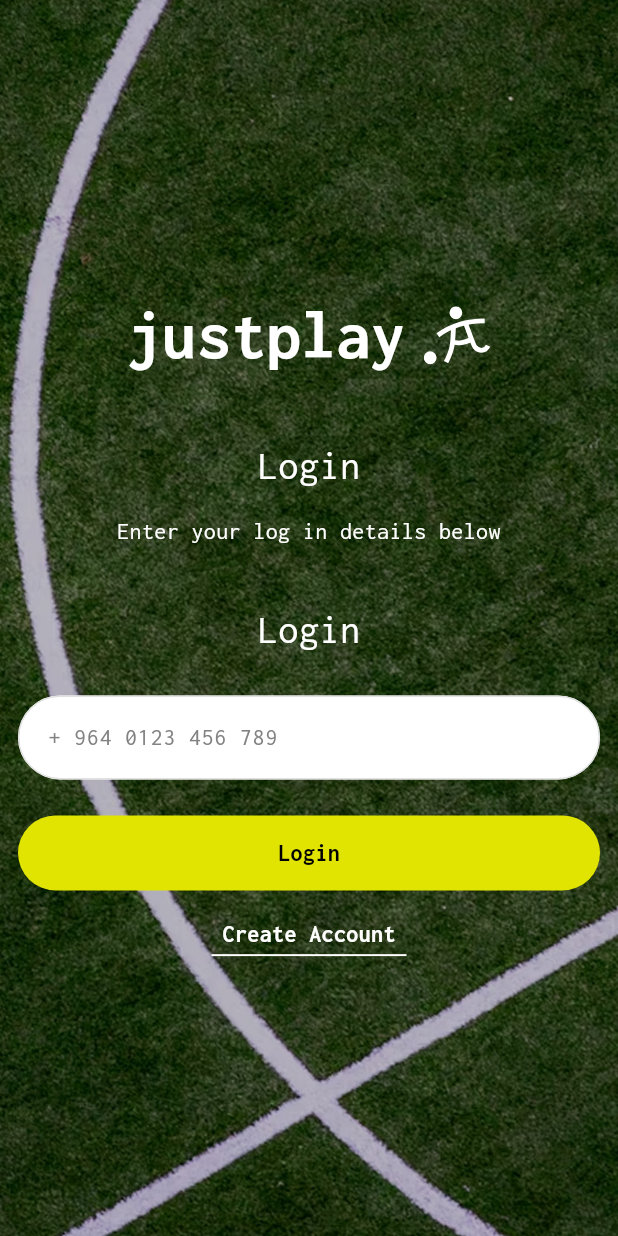
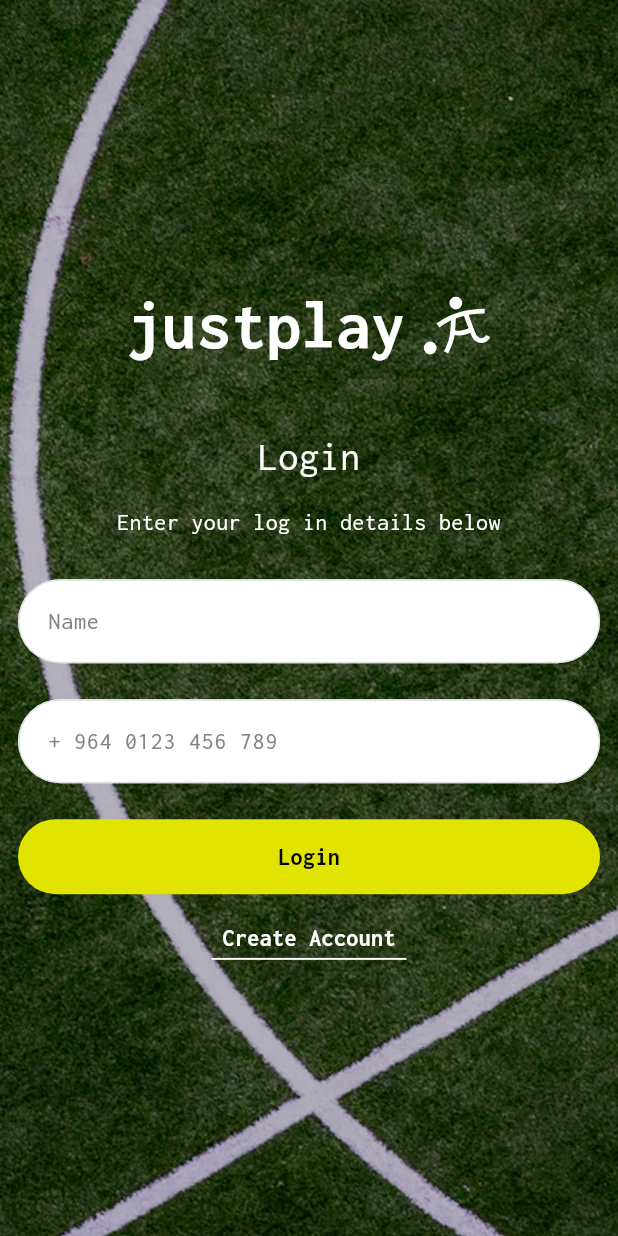
Before and after one commit to FSDTeam-SAA/flutter_justplay, a Flutter app: the screen it shows after launch, after a tap on "Login", on a phone screen of 412 x 824 dp. Run offline on Flutter 3.47's test engine with Material 3 defaults, Android fonts, the phone set to English and light mode, and no system bars; our stand-ins replace cached_network_image, connectivity_plus, dartz, dio, equatable, file_picker and 9 more; missing offline and left inert: flutx_core; accounts and stored records are empty; network calls fail; statements that could not run were skipped.

Commit message:
auth update

```diff
--- a/lib/features/auth/screens/create_account_screen.dart
+++ b/lib/features/auth/screens/create_account_screen.dart
@@ -31,17 +31,16 @@ class _CreateAccountScreenState extends State<CreateAccountScreen> {
 
   final AuthController _authController = Get.find<AuthController>();
 
+  // Add this for checkbox state
   bool _agreedToTerms = false;
 
   Future<void> _submit() async {
     if (!_formKey.currentState!.validate()) return;
     if (!_agreedToTerms) {
+      // Optional: show a snackbar or error if terms not accepted
       Get.snackbar(
         'Required',
         'Please agree to the Terms of Service and Privacy Policy',
-        snackPosition: SnackPosition.BOTTOM,
-        backgroundColor: Colors.red.withOpacity(0.8),
-        colorText: Colors.white,
       );
       return;
     }
@@ -56,32 +55,26 @@ class _CreateAccountScreenState extends State<CreateAccountScreen> {
   @override
   Widget build(BuildContext context) {
     return Scaffold(
-      body: Stack(
+      body: Form(
+        key: _formKey,
+        child: Stack(
           children: [
-          // Fixed full-screen background
+            // Background image
             Positioned.fill(
               child: Image.asset(Images.background, fit: BoxFit.cover),
             ),
 
-          // Scrollable content with SafeArea
-          SafeArea(
-            child: SingleChildScrollView(
-              padding: const EdgeInsets.all(18.0),
-              child: ConstrainedBox(
-                constraints: BoxConstraints(
-                  minHeight:
-                      MediaQuery.of(context).size.height -
-                      MediaQuery.of(context).padding.top -
-                      MediaQuery.of(context).padding.bottom,
-                ),
-                child: IntrinsicHeight(
+            // Main content (logo + titles) – centered vertically & horizontally
+            Padding(
+              padding: const EdgeInsets.all(12.0),
               child: Column(
-                    mainAxisAlignment: MainAxisAlignment.center,
+                mainAxisAlignment: MainAxisAlignment.center, // vertical center
                 crossAxisAlignment: CrossAxisAlignment.center,
                 children: [
-                      // Logo row
+                  // Logo + "justplay" text
                   Row(
                     mainAxisAlignment: MainAxisAlignment.center,
+                    //mainAxisSize: MainAxisSize.min,
                     children: const [
                       Text(
                         'justplay',
@@ -101,10 +94,10 @@ class _CreateAccountScreenState extends State<CreateAccountScreen> {
                     ],
                   ),
 
-                      const SizedBox(height: 35),
-
-                      const Text(
-                        'Create an account',
+                  const SizedBox(height: 35), // space between logo and title
+                  // Title
+                  Text(
+                    'create_account_button'.tr,
                     style: TextStyle(
                       color: Colors.white,
                       fontSize: 27,
@@ -114,8 +107,9 @@ class _CreateAccountScreenState extends State<CreateAccountScreen> {
 
                   const SizedBox(height: 12),
 
-                      const Text(
-                        'Enter your details below to start playing',
+                  // Subtitle
+                  Text(
+                    'enter_details'.tr,
                     textAlign: TextAlign.center,
                     style: TextStyle(
                       color: Colors.white,
@@ -123,104 +117,71 @@ class _CreateAccountScreenState extends State<CreateAccountScreen> {
                       fontWeight: FontWeight.w400,
                     ),
                   ),
+                  SizedBox(height: 27),
 
-                      const SizedBox(height: 40),
-
-                      // Name Field
                   TextFormField(
                     controller: _nameController,
                     focusNode: _nameFocus,
                     keyboardType: TextInputType.name,
                     textInputAction: TextInputAction.next,
-                        style: const TextStyle(
-                          fontSize: 16,
-                          color: Colors.black,
-                        ),
+                    style: TextStyle(fontSize: 16, color: Colors.black),
                     decoration: context.primaryInputDecoration().copyWith(
-                          hintText: "Name",
-                          hintStyle: const TextStyle(color: Color(0xFF828282)),
+                      hintText: "name".tr,
+                      hintStyle: TextStyle(color: Color(0xFF828282)),
                     ),
                     validator: Validators.name,
                     autofillHints: const [AutofillHints.name],
                     onFieldSubmitted: (_) =>
-                            FocusScope.of(context).requestFocus(_phoneFocus),
+                        FocusScope.of(context).requestFocus(_nameFocus),
                   ),
 
-                      const SizedBox(height: 24),
-
-                      // Phone Field
+                  SizedBox(height: 24),
                   TextFormField(
                     controller: _phoneController,
                     focusNode: _phoneFocus,
                     keyboardType: TextInputType.phone,
                     textInputAction: TextInputAction.next,
-                        style: const TextStyle(
-                          fontSize: 16,
-                          color: Colors.black,
-                        ),
+                    style: TextStyle(fontSize: 16, color: Colors.black),
                     decoration: context.primaryInputDecoration().copyWith(
                       hintText: "+ 964 0123 456 789",
-                          hintStyle: const TextStyle(color: Color(0xFF828282)),
+                      hintStyle: TextStyle(color: Color(0xFF828282)),
                     ),
                     validator: Validators.phone,
+                    autofillHints: const [AutofillHints.telephoneNumber],
+                    onFieldSubmitted: (_) =>
+                        FocusScope.of(context).requestFocus(_nameFocus),
+                  ),
+
+                  SizedBox(height: 24),
+                  TextFormField(
+                    controller: _dobController,
+                    focusNode: _dobFocus,
+                    keyboardType: TextInputType.datetime,
+                    textInputAction: TextInputAction.next,
+                    style: TextStyle(fontSize: 16, color: Colors.black),
+                    decoration: context.primaryInputDecoration().copyWith(
+                      hintText: 'date_of_birth'.tr,
+                      hintStyle: TextStyle(color: Color(0xFF828282)),
+                    ),
+                    validator: Validators.date,
                     autofillHints: const [AutofillHints.telephoneNumber],
                     onFieldSubmitted: (_) =>
                         FocusScope.of(context).requestFocus(_dobFocus),
                   ),
 
-                      const SizedBox(height: 24),
+                  SizedBox(height: 24),
 
-                      // Date of Birth Field
-                      TextFormField(
-                        controller: _dobController,
-                        focusNode: _dobFocus,
-                        keyboardType: TextInputType.datetime,
-                        textInputAction: TextInputAction.done,
-                        style: const TextStyle(
-                          fontSize: 16,
-                          color: Colors.black,
+                  PrimaryButton(text: 'continue'.tr, onApiPressed: _submit),
+
+                  SizedBox(height: 27),
+
+                  Text(
+                    'by_clicking_continue'.tr,
+                    style: TextStyle(
+                      color: Colors.white,
+                      fontWeight: FontWeight.w400,
+                      fontSize: 14,
                     ),
-                        decoration: context.primaryInputDecoration().copyWith(
-                          hintText: "Date of birth",
-                          hintStyle: const TextStyle(color: Color(0xFF828282)),
-                        ),
-                        validator: Validators.date,
-                        onFieldSubmitted: (_) =>
-                            FocusScope.of(context).unfocus(),
-                      ),
-
-                      const SizedBox(height: 32),
-
-                      PrimaryButton(text: 'Continue', onApiPressed: _submit),
-
-                      const SizedBox(height: 32),
-
-                      const Text(
-                        'By clicking continue, you agree to our',
-                        style: TextStyle(color: Colors.white, fontSize: 14),
-                        textAlign: TextAlign.center,
-                      ),
-
-                      const SizedBox(height: 12),
-
-                      Center(
-                        child: Row(
-                          mainAxisSize: MainAxisSize.min, // 🔥 key line
-                          crossAxisAlignment: CrossAxisAlignment.center,
-                          children: [
-                            Checkbox(
-                              value: _agreedToTerms,
-                              activeColor: Colors.white,
-                              checkColor: Colors.black,
-                              side: const BorderSide(
-                                color: Colors.white,
-                                width: 1.5,
-                              ),
-                              onChanged: (bool? value) {
-                                setState(() {
-                                  _agreedToTerms = value ?? false;
-                                });
-                              },
                   ),
 
                   Center(
@@ -252,16 +213,14 @@ class _CreateAccountScreenState extends State<CreateAccountScreen> {
                               TextSpan(
                                 text: 'terms_of_service'.tr,
                                 style: const TextStyle(
-                                            decoration:
-                                                TextDecoration.underline,
+                                  decoration: TextDecoration.underline,
                                 ),
                                 recognizer: TapGestureRecognizer()
                                   ..onTap = () {
                                     Navigator.push(
                                       context,
                                       MaterialPageRoute(
-                                                  builder: (_) =>
-                                                      const TermsOfService(),
+                                        builder: (_) => const TermsOfService(),
                                       ),
                                     );
                                   },
@@ -270,8 +229,7 @@ class _CreateAccountScreenState extends State<CreateAccountScreen> {
                               TextSpan(
                                 text: 'privacy_policy'.tr,
                                 style: const TextStyle(
-                                            decoration:
-                                                TextDecoration.underline,
+                                  decoration: TextDecoration.underline,
                                 ),
                                 recognizer: TapGestureRecognizer()
                                   ..onTap = () {
@@ -296,31 +254,28 @@ class _CreateAccountScreenState extends State<CreateAccountScreen> {
                     mainAxisAlignment: MainAxisAlignment.center,
                     children: [
                       GestureDetector(
-                                  onTap: () =>
-                                      Get.to(() => const LoginScreen()),
-                                  child: Column(
-                                    children: [
-                                      const Text(
-                                        'Login',
+                        onTap: () {
+                          Get.to(() => LoginScreen());
+                        },
+                        child: Text(
+                          'login'.tr,
                           style: TextStyle(
                             color: Colors.white,
                             fontSize: 16,
                             fontWeight: FontWeight.w700,
                           ),
                         ),
-                                      const SizedBox(height: 6),
+                      ),
+
+                      SizedBox(
+                        height: 2,
+                      ), // 👈 Increased gap between text & underline
+
                       Container(
-                                        width: 50,
-                                        height: 1.5,
+                        width: 50, // underline width
+                        height: 1.3, // thickness
                         color: Colors.white,
                       ),
-                                    ],
-                                  ),
-                                ),
-
-                                const SizedBox(
-                                  height: 20,
-                                ), // Extra bottom space
                     ],
                   ),
                 ],
@@ -329,11 +284,6 @@ class _CreateAccountScreenState extends State<CreateAccountScreen> {
           ],
         ),
       ),
-              ),
-            ),
-          ),
-        ],
-      ),
     );
   }
 }
--- a/lib/features/auth/screens/login_screen.dart
+++ b/lib/features/auth/screens/login_screen.dart
@@ -1,6 +1,7 @@
 import 'package:flutter/material.dart';
 import 'package:flutter_justplay/core/utils/app_svg.dart';
 import 'package:flutter_justplay/features/auth/screens/create_account_screen.dart';
+import 'package:flutter_justplay/navigation_menu.dart';
 import 'package:flutx_core/core/validation/validators.dart';
 import 'package:flutx_core/flutx_core.dart';
 import 'package:get/get.dart';
@@ -38,37 +39,28 @@ class _LoginScreenState extends State<LoginScreen> {
   }
 
   @override
-  @override
   Widget build(BuildContext context) {
     return Scaffold(
-      body: Stack(
+      body: Form(
+        key: _formKey,
+        child: Stack(
           children: [
-          // Fixed full-screen background
+            // Background image
             Positioned.fill(
-            child: Image.asset(
-              Images.background,
-              fit: BoxFit.cover,
-            ),
+              child: Image.asset(Images.background, fit: BoxFit.cover),
             ),
 
-          // Scrollable content with SafeArea
-          SafeArea(
-            child: SingleChildScrollView(
+            // Main content (logo + titles) – centered vertically & horizontally
+            Padding(
               padding: const EdgeInsets.all(12.0),
-              child: ConstrainedBox(
-                constraints: BoxConstraints(
-                  minHeight: MediaQuery.of(context).size.height -
-                      MediaQuery.of(context).padding.top -
-                      MediaQuery.of(context).padding.bottom,
-                ),
-                child: IntrinsicHeight(
               child: Column(
-                    mainAxisAlignment: MainAxisAlignment.center,
+                mainAxisAlignment: MainAxisAlignment.center, // vertical center
                 crossAxisAlignment: CrossAxisAlignment.center,
                 children: [
-                      // Logo row
+                  // Logo + "justplay" text
                   Row(
                     mainAxisAlignment: MainAxisAlignment.center,
+                    //mainAxisSize: MainAxisSize.min,
                     children: const [
                       Text(
                         'justplay',
@@ -88,27 +80,6 @@ class _LoginScreenState extends State<LoginScreen> {
                     ],
                   ),
 
-                      const SizedBox(height: 35),
-                      const Text(
-                        'Login',
-                        style: TextStyle(
-                          color: Colors.white,
-                          fontSize: 27,
-                          fontWeight: FontWeight.w400,
-                        ),
-                      ),
-
-                      const SizedBox(height: 12),
-                      const Text(
-                        'Enter your log in details below',
-                        textAlign: TextAlign.center,
-                        style: TextStyle(
-                          color: Colors.white,
-                          fontSize: 16,
-                          fontWeight: FontWeight.w400,
-                        ),
-                      ),
-
                   const SizedBox(height: 35), // space between logo and title
                   // Title
                   Text(
@@ -120,37 +91,68 @@ class _LoginScreenState extends State<LoginScreen> {
                     ),
                   ),
 
-                      const SizedBox(height: 24),
+                  const SizedBox(height: 12),
 
-                      // Phone Field
+                  // Subtitle
+                  const Text(
+                    'Enter your log in details below',
+                    textAlign: TextAlign.center,
+                    style: TextStyle(
+                      color: Colors.white,
+                      fontSize: 16,
+                      fontWeight: FontWeight.w400,
+                    ),
+                  ),
+                  SizedBox(height: 27),
+
+                  TextFormField(
+                    controller: _nameController,
+                    focusNode: _nameFocus,
+                    keyboardType: TextInputType.name,
+                    textInputAction: TextInputAction.next,
+                    style: TextStyle(fontSize: 16, color: Colors.black),
+                    decoration: context.primaryInputDecoration().copyWith(
+                      hintText: "name".tr,
+                      hintStyle: TextStyle(color: Color(0xFF828282)),
+                    ),
+                    validator: Validators.name,
+                    autofillHints: const [AutofillHints.name],
+                    onFieldSubmitted: (_) =>
+                        FocusScope.of(context).requestFocus(_nameFocus),
+                  ),
+
+                  SizedBox(height: 24),
                   TextFormField(
                     controller: _phoneController,
                     focusNode: _phoneFocus,
                     keyboardType: TextInputType.phone,
-                        textInputAction: TextInputAction.done,
-                        style: const TextStyle(fontSize: 16, color: Colors.black),
+                    textInputAction: TextInputAction.next,
+                    style: TextStyle(fontSize: 16, color: Colors.black),
                     decoration: context.primaryInputDecoration().copyWith(
                       hintText: "+ 964 0123 456 789",
-                          hintStyle: const TextStyle(color: Color(0xFF828282)),
+                      hintStyle: TextStyle(color: Color(0xFF828282)),
                     ),
                     validator: Validators.phone,
                     autofillHints: const [AutofillHints.telephoneNumber],
-                        onFieldSubmitted: (_) => FocusScope.of(context).unfocus(),
+                    onFieldSubmitted: (_) =>
+                        FocusScope.of(context).requestFocus(_nameFocus),
                   ),
 
-                      const SizedBox(height: 24),
+                  SizedBox(height: 24),
 
-                      PrimaryButton(text: 'Login', onApiPressed: _submit),
+                  PrimaryButton(text: 'login'.tr, onApiPressed: _submit),
 
-                      const SizedBox(height: 17.5),
-
-                      // Create Account
+                  SizedBox(height: 17.5),
                   Column(
+                    crossAxisAlignment: CrossAxisAlignment.center,
+                    mainAxisAlignment: MainAxisAlignment.center,
                     children: [
                       GestureDetector(
-                            onTap: () => Get.to(() => CreateAccountScreen()),
-                            child: const Text(
-                              'Create Account',
+                        onTap: () {
+                          Get.to(() => CreateAccountScreen());
+                        },
+                        child: Text(
+                          'create_account_button'.tr,
                           style: TextStyle(
                             color: Colors.white,
                             fontSize: 16,
@@ -158,24 +160,24 @@ class _LoginScreenState extends State<LoginScreen> {
                           ),
                         ),
                       ),
-                          const SizedBox(height: 2),
+
+                      SizedBox(
+                        height: 2,
+                      ), // 👈 Increased gap between text & underline
+
                       Container(
-                            width: 130,
-                            height: 1.3,
+                        width: 130, // underline width
+                        height: 1.3, // thickness
                         color: Colors.white,
                       ),
                     ],
                   ),
-
-                      const SizedBox(height: 20), // Optional bottom padding
                 ],
-                  ),
-                ),
-              ),
               ),
             ),
           ],
         ),
+      ),
     );
   }
 }
```
Lines whose indentation alone changed are shown as unchanged.
